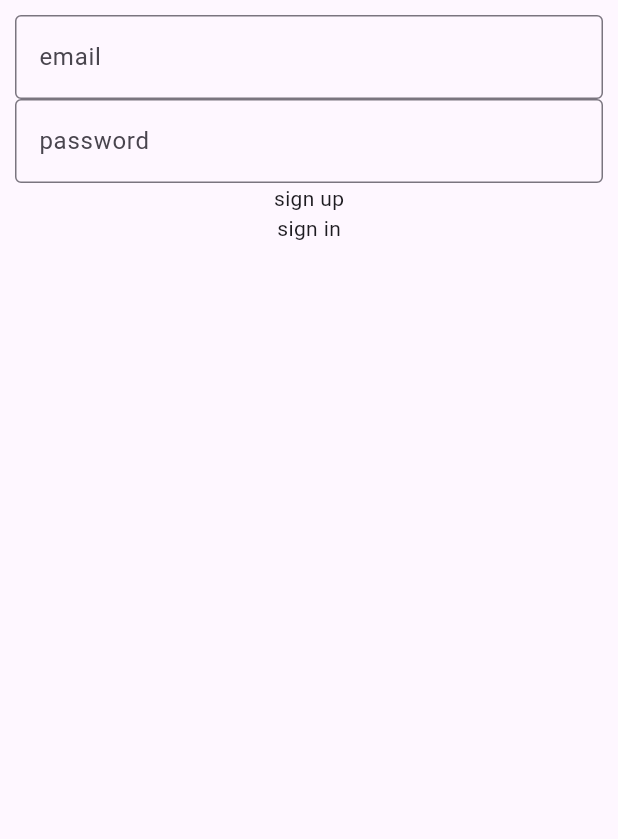
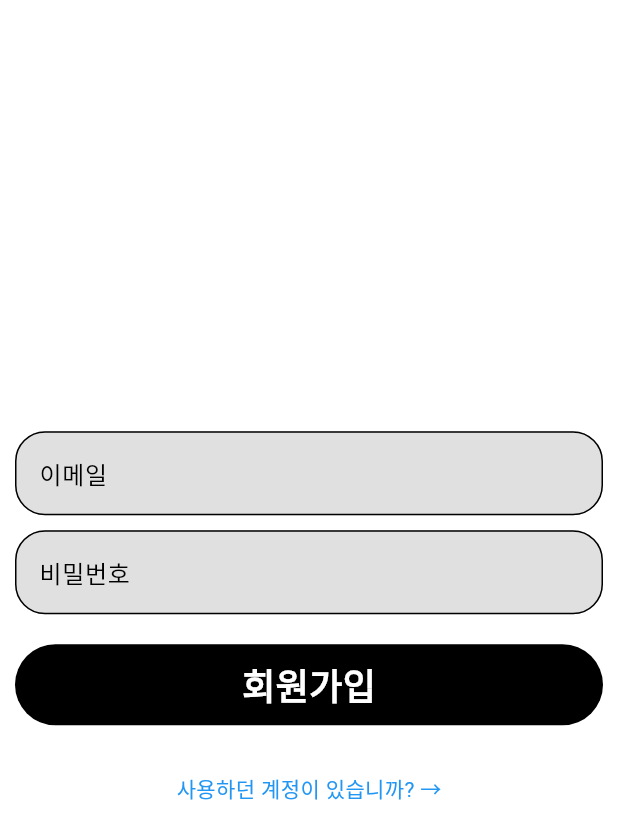
Before and after one commit to tnsgud/nomad_tiktok_final, a Flutter app: the SignUpScreen screen opened by its route, on a phone screen of 412 x 824 dp. Shown: the top 839 px of the screen. Run offline on Flutter 3.47's test engine with Material 2 defaults, Android fonts, the phone set to English and light mode, and no system bars; our stand-ins replace cloud_firestore, firebase_auth, firebase_core, flutter_riverpod, go_router, sticky_headers; accounts and stored records are empty.

Commit message:
월별로 묶음버전

```diff
--- a/lib/main.dart
+++ b/lib/main.dart
@@ -92,7 +92,10 @@ class MyApp extends StatelessWidget {
       title: 'Nomad Flutter Final',
       debugShowCheckedModeBanner: false,
       theme: ThemeData(
-        colorScheme: ColorScheme.fromSeed(seedColor: Colors.deepPurple),
+        primaryColor: Colors.black,
+        colorScheme: const ColorScheme.light(
+          background: Colors.white,
+        ),
         useMaterial3: true,
       ),
       routerConfig: router,
--- a/lib/views/sign_in_screen.dart
+++ b/lib/views/sign_in_screen.dart
@@ -68,7 +68,7 @@ class _SignInScreenState extends State<SignInScreen> {
               mainAxisAlignment: MainAxisAlignment.center,
               children: [
                 CustomTextFormField(
-                  hintText: 'email',
+                  hintText: '이메일',
                   controller: _emailController,
                   validator: (value) {
                     if (value == null || value.isEmpty) {
@@ -86,7 +86,7 @@ class _SignInScreenState extends State<SignInScreen> {
                 Gaps.v10,
                 CustomTextFormField(
                   obscureText: true,
-                  hintText: 'password',
+                  hintText: '비밀번호',
                   controller: _passwordController,
                   validator: (value) {
                     if (value == null || value.isEmpty) {
--- a/lib/views/sign_up_screen.dart
+++ b/lib/views/sign_up_screen.dart
@@ -1,8 +1,11 @@
 import 'package:cloud_firestore/cloud_firestore.dart';
+import 'package:final_project/constants/gaps.dart';
 import 'package:final_project/constants/sizes.dart';
 import 'package:final_project/model/post.dart';
+import 'package:final_project/widgets/custom_text_form_field.dart';
 import 'package:firebase_auth/firebase_auth.dart';
 import 'package:flutter/material.dart';
+import 'package:final_project/constants/style.dart';
 import 'package:go_router/go_router.dart';
 
 class SignUpScreen extends StatefulWidget {
@@ -35,7 +38,7 @@ class _SignUpScreenState extends State<SignUpScreen> {
       var initPost = Post(
         content: '우리의 첫 만남!',
         emoji: '🥳',
-        color: '0xFFF7CE88',
+        color: '0xFFFFCF87',
         createTime: DateTime.now(),
       );
       collection.add(initPost.toMap());
@@ -74,15 +77,15 @@ class _SignUpScreenState extends State<SignUpScreen> {
           child: Form(
             key: _formKey,
             child: Column(
+              mainAxisAlignment: MainAxisAlignment.center,
               children: [
-                TextFormField(
+                CustomTextFormField(
+                  hintText: '이메일',
                   controller: _emailController,
-                  decoration: const InputDecoration(
-                    border: OutlineInputBorder(),
-                    hintText: 'email',
-                  ),
                   validator: (value) {
-                    if (value == null || value.isEmpty) return '이메일을 입력해주세요.';
+                    if (value == null || value.isEmpty) {
+                      return '이메일을 입력해주세요.';
+                    }
 
                     final reg = RegExp(
                         r"^[a-zA-Z0-9.a-zA-Z0-9.!#$%&'*+-/=?^_`{|}~]+@[a-zA-Z0-9]+\.[a-zA-Z]+");
@@ -92,26 +95,52 @@ class _SignUpScreenState extends State<SignUpScreen> {
                     return null;
                   },
                 ),
-                TextFormField(
+                Gaps.v10,
+                CustomTextFormField(
                   obscureText: true,
+                  hintText: '비밀번호',
                   controller: _passwordController,
-                  decoration: const InputDecoration(
-                    border: OutlineInputBorder(),
-                    hintText: 'password',
-                  ),
                   validator: (value) {
-                    if (value == null || value.isEmpty) return '비밀번호를 입력해주세요.';
+                    if (value == null || value.isEmpty) {
+                      return '비밀번호를 입력해주세요.';
+                    }
 
                     return null;
                   },
                 ),
+                Gaps.v20,
                 GestureDetector(
                   onTap: _onSignUp,
-                  child: const Text('sign up'),
+                  child: Container(
+                    width: double.infinity,
+                    decoration: BoxDecoration(
+                      borderRadius: BorderRadius.circular(30),
+                      color: Theme.of(context).primaryColor,
+                    ),
+                    padding: const EdgeInsets.symmetric(
+                      vertical: Sizes.size10,
+                    ),
+                    child: Center(
+                      child: Text(
+                        '회원가입',
+                        style: context.displaySmall.copyWith(
+                          color: Colors.white,
+                        ),
+                      ),
+                    ),
+                  ),
                 ),
+                Gaps.v32,
                 GestureDetector(
                   onTap: _onPushTap,
-                  child: const Text('sign in'),
+                  child: Center(
+                    child: Text(
+                      '사용하던 계정이 있습니까? →',
+                      style: context.bodySmall.copyWith(
+                        color: Colors.blue,
+                      ),
+                    ),
+                  ),
                 )
               ],
             ),
--- a/lib/widgets/custom_navigation.dart
+++ b/lib/widgets/custom_navigation.dart
@@ -29,9 +29,11 @@ class _CustomNavigationState extends State<CustomNavigation> {
         highlightColor: Colors.transparent,
       ),
       child: BottomNavigationBar(
+        backgroundColor: Colors.white,
         currentIndex: _currentIndex,
         showSelectedLabels: false,
         showUnselectedLabels: false,
+        selectedItemColor: Colors.black,
         onTap: _onTap,
         items: [
           BottomNavigationBarItem(
--- a/lib/widgets/custom_text_form_field.dart
+++ b/lib/widgets/custom_text_form_field.dart
@@ -20,10 +20,17 @@ class CustomTextFormField extends StatelessWidget {
       obscureText: obscureText,
       controller: controller,
       decoration: InputDecoration(
-        border: OutlineInputBorder(
+        filled: true,
+        fillColor: Colors.grey.shade300,
+        hintText: hintText,
+        focusedBorder: OutlineInputBorder(
+          borderSide: const BorderSide(color: Colors.black, width: 2),
           borderRadius: BorderRadius.circular(20),
         ),
-        hintText: hintText,
+        border: OutlineInputBorder(
+          borderSide: const BorderSide(color: Colors.grey, width: 2),
+          borderRadius: BorderRadius.circular(20),
+        ),
       ),
       validator: validator,
     );
--- a/pubspec.yaml
+++ b/pubspec.yaml
@@ -42,6 +42,7 @@ dependencies:
   cloud_firestore: ^4.9.2
   firebase_storage: ^11.2.7
   font_awesome_flutter: ^10.5.0
+  sticky_headers: ^0.3.0+2
 
 dev_dependencies:
   flutter_test:
```
Also changed, not shown: lib/views/home_screen.dart (+15 -4 lines), lib/views/post_screen.dart (+78 -88 lines), lib/widgets/post_card.dart (+129 -66 lines), pubspec.lock.
